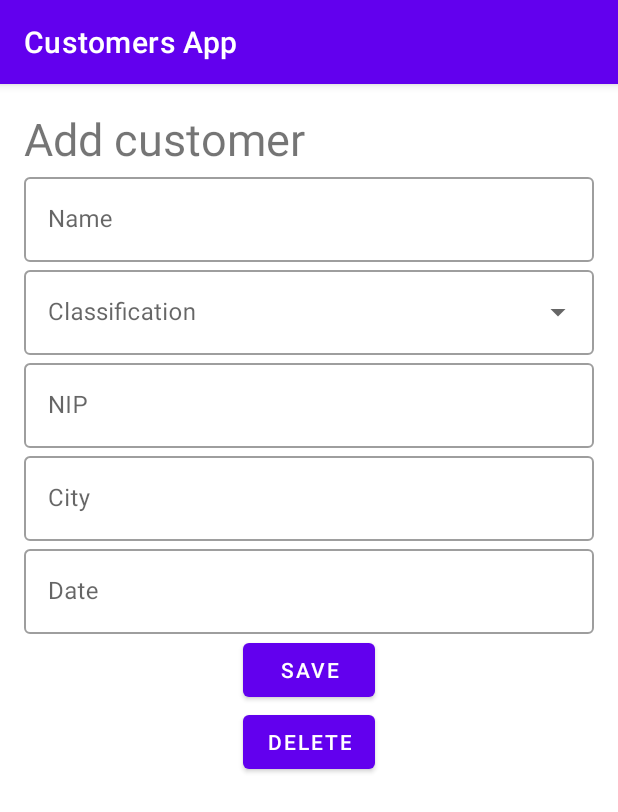
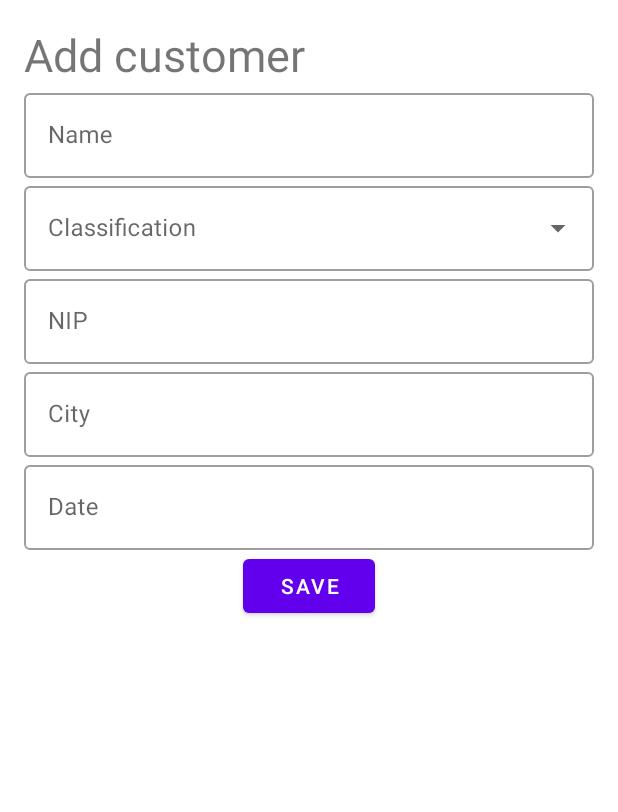
Before and after one commit to karkaminski/Customers, an Android app: the AddEditCustomerFragment screen opened through its navigation route, on a phone screen of 412 x 824 dp. Shown: the top 812 px of the screen. Run offline under Robolectric (Android 15) with nearby library versions, the phone set to English and light mode, and no system bars; our stand-ins replace Room's generated code, data binding; libraries missing offline, so code that uses them is left out: com.kunzisoft.switchdatetime; 5 statements that could not run were skipped.

Commit message:
ukrywanie przycisku usuwania

```diff
--- a/app/src/main/java/pl/karkaminski/customers/ui/customersaddedit/AddEditCustomerFragment.java
+++ b/app/src/main/java/pl/karkaminski/customers/ui/customersaddedit/AddEditCustomerFragment.java
@@ -110,6 +110,7 @@ public class AddEditCustomerFragment extends Fragment {
             args = AddEditCustomerFragmentArgs.fromBundle(getArguments());
 
             if (args.getMessage() == CustomersFragment.EDIT_ELEMENT) {
+                binding.buttonDelete.setVisibility(View.VISIBLE);
                 binding.textViewTitle.setText("Edit Customer");
                 customerWithClassificationLiveData.postValue(args.getCustomer());
                 customerToSave = args.getCustomer().getCustomer();
@@ -125,6 +126,7 @@ public class AddEditCustomerFragment extends Fragment {
             @Override
             public void onClick(View v) {
                 mViewModel.delete(customerToSave);
+                getActivity().onBackPressed();
             }
         });
 
@@ -132,7 +134,6 @@ public class AddEditCustomerFragment extends Fragment {
             @Override
             public void onClick(View v) {
                 saveData();
-                getActivity().onBackPressed();
             }
         });
 
--- a/app/src/main/java/pl/karkaminski/customers/ui/splash/SplashScreenFragment.java
+++ b/app/src/main/java/pl/karkaminski/customers/ui/splash/SplashScreenFragment.java
@@ -47,9 +47,9 @@ public class SplashScreenFragment extends Fragment {
         ((AppCompatActivity)getActivity()).getSupportActionBar().hide();
     }
 
-    @Override
-    public void onStop() {
-        super.onStop();
-        ((AppCompatActivity)getActivity()).getSupportActionBar().show();
-    }
+//    @Override
+//    public void onStop() {
+//        super.onStop();
+//        ((AppCompatActivity)getActivity()).getSupportActionBar().show();
+//    }
 }
--- a/app/src/main/res/layout/add_edit_customer_fragment.xml
+++ b/app/src/main/res/layout/add_edit_customer_fragment.xml
@@ -96,6 +96,7 @@
             android:layout_width="wrap_content"
             android:layout_height="wrap_content"
             android:layout_gravity="center"
+            android:visibility="gone"
             android:text="Delete" />
     </LinearLayout>
 </layout>
```
